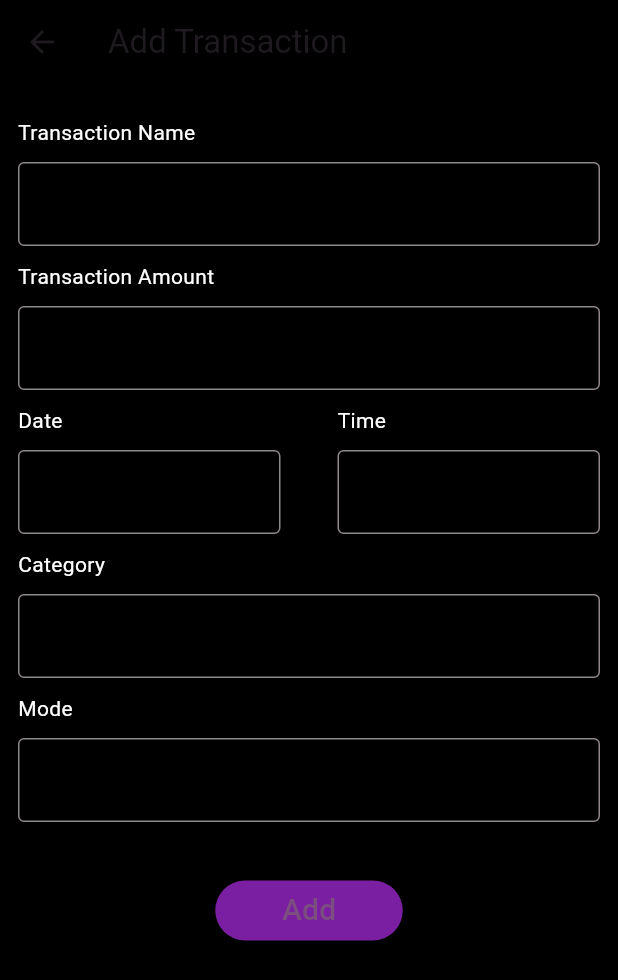
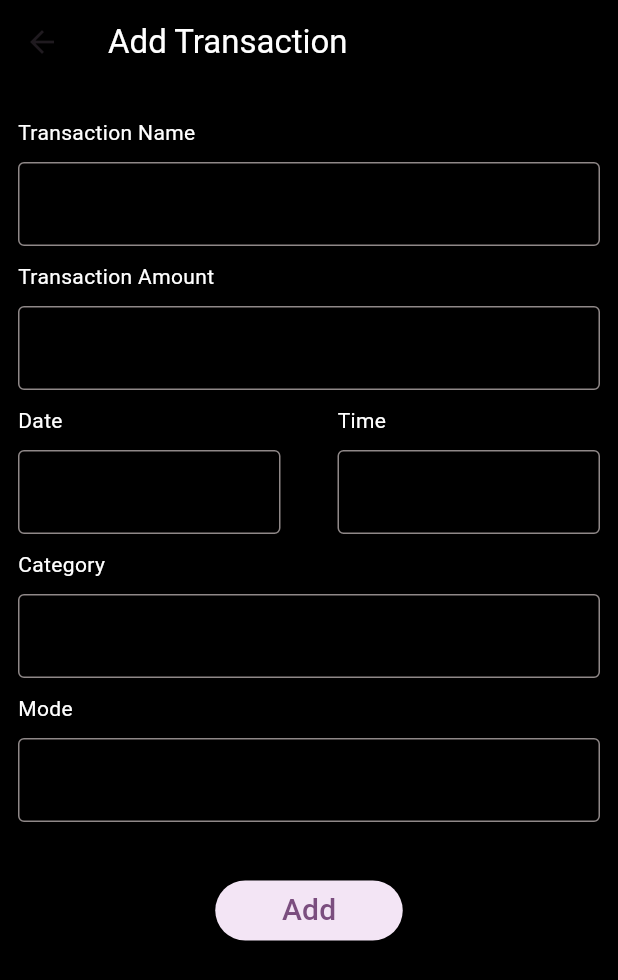
Before and after one commit to Bandan-K/ExpenseXpert, a Flutter app: the AddTransaction screen opened directly, on a phone screen of 412 x 824 dp. Shown: the top 980 px of the screen. Run offline on Flutter 3.47's test engine with Material 2 defaults, Android fonts, the phone set to English and light mode, and no system bars; our stand-ins replace animated_bottom_navigation_bar, animated_toggle_switch, cloud_firestore, firebase_auth, firebase_core, fl_chart and 2 more; missing offline and left inert: firebase_ui_auth, firebase_ui_oauth_google, flutter_flip_card, simple_animation_progress_bar; accounts and stored records are empty.

Commit message:
Final few updates

```diff
--- a/lib/Screens/add_transactions.dart
+++ b/lib/Screens/add_transactions.dart
@@ -13,7 +13,7 @@ class _AddTransactionState extends State<AddTransaction> {
   Widget build(BuildContext context) {
     return Scaffold(
       appBar: AppBar(
-        title: const Text('Add Transaction'),
+        title: const Text('Add Transaction', style: TextStyle(color: Colors.white)),
         backgroundColor: Colors.black,
       ),
       backgroundColor: Colors.black,
@@ -171,7 +171,7 @@ class _AddTransactionState extends State<AddTransaction> {
                       style: ButtonStyle(
                         backgroundColor: MaterialStateProperty.all<Color>(
                           Colors.purple
-                              .shade700, // Set your desired background color here
+                              .shade50, // Set your desired background color here
                         ),
                       ),
                       child: const Text(
--- a/lib/Screens/settings.dart
+++ b/lib/Screens/settings.dart
@@ -19,7 +19,7 @@ class SettingsScreen extends StatefulWidget {
 
 class _SettingsScreenState extends State<SettingsScreen> {
   bool positive = false;
-    bool isSelected = false;
+    bool isSelected = true;
     var darkColor = Colors.black;
     var lightColor = Colors.white;
   String? email = FirebaseAuth.instance.currentUser?.email;
--- a/lib/homepage.dart
+++ b/lib/homepage.dart
@@ -18,7 +18,7 @@ class _HomePageState extends State<HomePage> {
           appBar: AppBar(
             automaticallyImplyLeading: false,
             backgroundColor: Colors.black,
-            title: Text("Home"),
+            title: Text("Home", style: TextStyle(color: Colors.white)),
           ),
           backgroundColor: Colors.black,
           body: RefreshIndicator(
```
